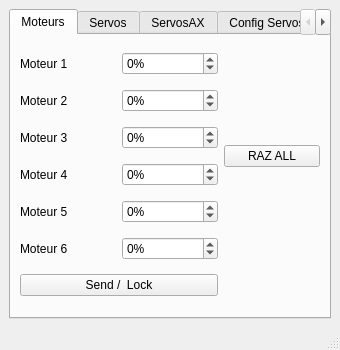
Before: the Qt Designer form PluginModules/ActuatorElectrobot/ihm_ActuatorElectrobot.ui in CRLG/LABOTBOX, drawn with Qt 5.
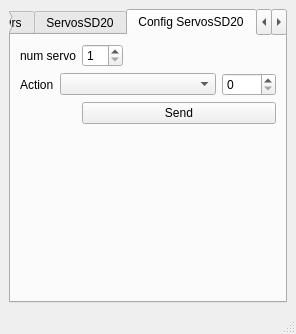
After: the same form once the commit is applied. The open tabs and pages were chosen to show the change.

Commit message: Pilotage des butées, position initiale, ... servos via LaBotBox

```diff
--- a/PluginModules/ActuatorElectrobot/ihm_ActuatorElectrobot.ui
+++ b/PluginModules/ActuatorElectrobot/ihm_ActuatorElectrobot.ui
@@ -6,8 +6,8 @@
    <rect>
     <x>0</x>
     <y>0</y>
-    <width>340</width>
-    <height>350</height>
+    <width>296</width>
+    <height>325</height>
    </rect>
   </property>
   <property name="windowTitle">
@@ -17,7 +17,7 @@
    <set>QMainWindow::AllowTabbedDocks|QMainWindow::AnimatedDocks</set>
   </property>
   <widget class="QWidget" name="centralwidget">
-   <layout class="QGridLayout" name="gridLayout">
+   <layout class="QGridLayout" name="gridLayout_4">
     <item row="0" column="0">
      <widget class="QTabWidget" name="tabWidget">
       <property name="currentIndex">
@@ -187,7 +187,7 @@
       </widget>
       <widget class="QWidget" name="Servos">
        <attribute name="title">
-        <string>Servos</string>
+        <string>ServosSD20</string>
        </attribute>
        <layout class="QGridLayout" name="gridLayout_2">
         <item row="0" column="0">
@@ -410,6 +410,83 @@
         </item>
        </layout>
       </widget>
+      <widget class="QWidget" name="ConfigServosSD20">
+       <attribute name="title">
+        <string>Config ServosSD20</string>
+       </attribute>
+       <layout class="QGridLayout" name="gridLayout">
+        <item row="0" column="0" colspan="2">
+         <widget class="QLabel" name="label_19">
+          <property name="text">
+           <string>num servo</string>
+          </property>
+         </widget>
+        </item>
+        <item row="0" column="2">
+         <widget class="QSpinBox" name="ServosSD20Config_ID">
+          <property name="toolTip">
+           <string>ID [1 ; 20]</string>
+          </property>
+          <property name="minimum">
+           <number>1</number>
+          </property>
+          <property name="maximum">
+           <number>20</number>
+          </property>
+         </widget>
+        </item>
+        <item row="0" column="3">
+         <spacer name="horizontalSpacer_6">
+          <property name="orientation">
+           <enum>Qt::Horizontal</enum>
+          </property>
+          <property name="sizeHint" stdset="0">
+           <size>
+            <width>91</width>
+            <height>20</height>
+           </size>
+          </property>
+         </spacer>
+        </item>
+        <item row="1" column="0">
+         <widget class="QLabel" name="label_20">
+          <property name="text">
+           <string>Action</string>
+          </property>
+         </widget>
+        </item>
+        <item row="1" column="1" colspan="3">
+         <widget class="QComboBox" name="ServosSD20Config_Action"/>
+        </item>
+        <item row="1" column="4">
+         <widget class="QSpinBox" name="ServosSD20Config_Value">
+          <property name="maximum">
+           <number>1023</number>
+          </property>
+         </widget>
+        </item>
+        <item row="2" column="2" colspan="3">
+         <widget class="QPushButton" name="ServosSD20Config_Send">
+          <property name="text">
+           <string>Send</string>
+          </property>
+         </widget>
+        </item>
+        <item row="3" column="2" colspan="2">
+         <spacer name="verticalSpacer_3">
+          <property name="orientation">
+           <enum>Qt::Vertical</enum>
+          </property>
+          <property name="sizeHint" stdset="0">
+           <size>
+            <width>20</width>
+            <height>143</height>
+           </size>
+          </property>
+         </spacer>
+        </item>
+       </layout>
+      </widget>
       <widget class="QWidget" name="ServosAX">
        <attribute name="title">
         <string>ServosAX</string>
```
Left out of the diff: 4 changed lines with no effect on the pictures. The commit also changes 5 other files.
